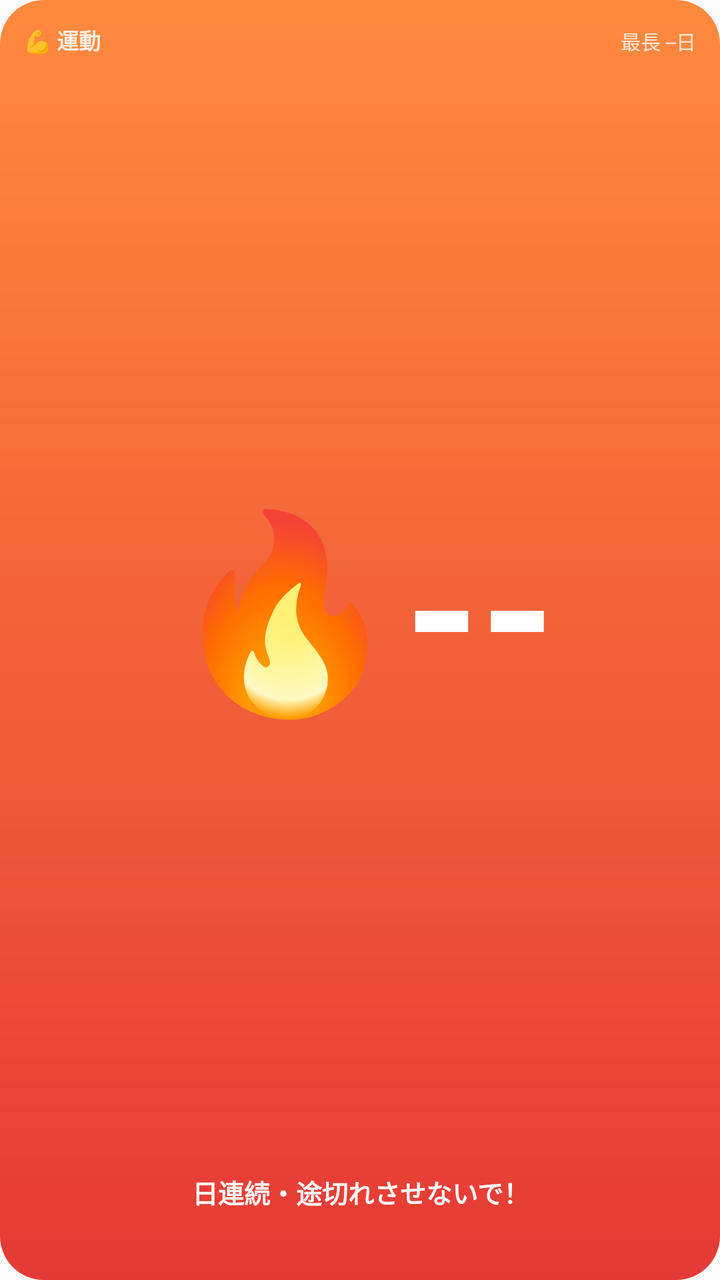
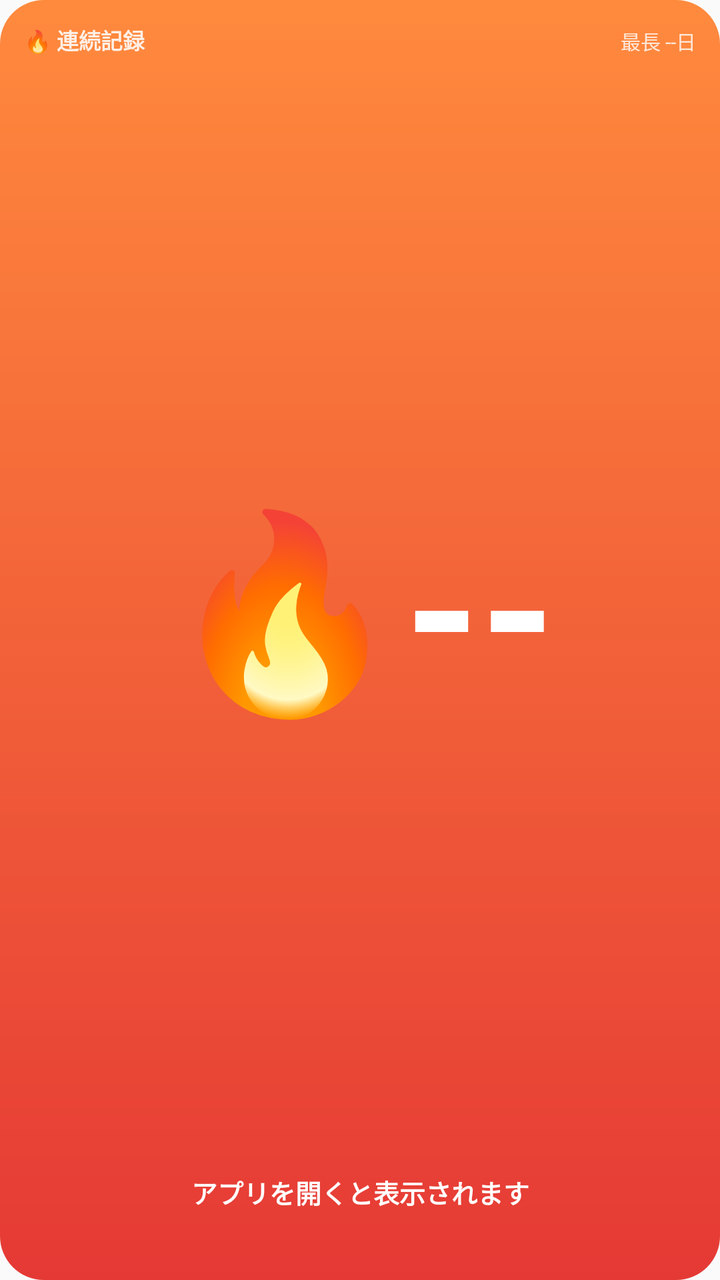

Two renders of the same Android screen: before a commit and after it. Below are the layout's source before the change and the commit's diff.
<!-- AndroidManifest.xml: application theme AppTheme -->
<!-- res/layout/widget_exercise.xml -->
<?xml version="1.0" encoding="utf-8"?>
<LinearLayout
    xmlns:android="http://schemas.android.com/apk/res/android"
    android:id="@+id/ex_root"
    android:layout_width="match_parent"
    android:layout_height="match_parent"
    android:orientation="vertical"
    android:background="@drawable/widget_exercise_bg_pending"
    android:padding="12dp">

    
    <LinearLayout
        android:layout_width="match_parent"
        android:layout_height="wrap_content"
        android:orientation="horizontal">

        <TextView
            android:id="@+id/ex_title"
            android:layout_width="0dp"
            android:layout_height="wrap_content"
            android:layout_weight="1"
            android:text="💪 運動"
            android:textSize="11sp"
            android:textStyle="bold"
            android:textColor="#DDFFFFFF" />

        <TextView
            android:id="@+id/ex_best"
            android:layout_width="wrap_content"
            android:layout_height="wrap_content"
            android:text="最長 --日"
            android:textSize="10sp"
            android:textColor="#CCFFFFFF" />
    </LinearLayout>

    
    <TextView
        android:id="@+id/ex_streak"
        android:layout_width="match_parent"
        android:layout_height="0dp"
        android:layout_weight="1"
        android:text="🔥--"
        android:textStyle="bold"
        android:textColor="#FFFFFF"
        android:gravity="center"
        android:maxLines="1"
        android:includeFontPadding="false"
        android:autoSizeTextType="uniform"
        android:autoSizeMinTextSize="28sp"
        android:autoSizeMaxTextSize="96sp"
        android:autoSizeStepGranularity="2sp" />

    <TextView
        android:id="@+id/ex_status"
        android:layout_width="match_parent"
        android:layout_height="wrap_content"
        android:text="日連続・途切れさせないで！"
        android:textSize="13sp"
        android:textStyle="bold"
        android:textColor="#FFFFFF"
        android:gravity="center"
        android:maxLines="1"
        android:ellipsize="end" />

    
    <LinearLayout
        android:layout_width="match_parent"
        android:layout_height="wrap_content"
        android:orientation="horizontal"
        android:layout_marginTop="6dp">

        <TextView android:id="@+id/ex_day0" style="@style/ExerciseWidgetDay" />
        <TextView android:id="@+id/ex_day1" style="@style/ExerciseWidgetDay" />
        <TextView android:id="@+id/ex_day2" style="@style/ExerciseWidgetDay" />
        <TextView android:id="@+id/ex_day3" style="@style/ExerciseWidgetDay" />
        <TextView android:id="@+id/ex_day4" style="@style/ExerciseWidgetDay" />
        <TextView android:id="@+id/ex_day5" style="@style/ExerciseWidgetDay" />
        <TextView android:id="@+id/ex_day6" style="@style/ExerciseWidgetDay" />
    </LinearLayout>

</LinearLayout>
<!-- resources referenced by this layout -->
<resources>
  <!-- drawable widget_exercise_bg_pending (drawable) -->
  <?xml version="1.0" encoding="utf-8"?>
  <shape xmlns:android="http://schemas.android.com/apk/res/android"
      android:shape="rectangle">
      <gradient
          android:angle="270"
          android:startColor="#FFFF8A3D"
          android:endColor="#FFE53935" />
      <corners android:radius="22dp" />
  </shape>
  <style name="ExerciseWidgetDay">
          <item name="android:layout_width">0dp</item>
          <item name="android:layout_height">wrap_content</item>
          <item name="android:layout_weight">1</item>
          <item name="android:gravity">center</item>
          <item name="android:lines">1</item>
          <item name="android:textSize">12sp</item>
          <item name="android:textColor">#55FFFFFF</item>
      </style>
  <style name="AppTheme" parent="Theme.AppCompat.Light.DarkActionBar">
          
          <item name="colorPrimary">@color/colorPrimary</item>
          <item name="colorPrimaryDark">@color/colorPrimaryDark</item>
          <item name="colorAccent">@color/colorAccent</item>
      </style>
</resources>

<!-- the commit's change to res/layout/widget_exercise.xml (unified diff, before → after) -->
@@ -19,10 +19,12 @@
             android:layout_width="0dp"
             android:layout_height="wrap_content"
             android:layout_weight="1"
-            android:text="💪 運動"
+            android:text="🔥 連続記録"
             android:textSize="11sp"
             android:textStyle="bold"
-            android:textColor="#DDFFFFFF" />
+            android:textColor="#DDFFFFFF"
+            android:maxLines="1"
+            android:ellipsize="end" />
 
         <TextView
             android:id="@+id/ex_best"
@@ -30,7 +32,9 @@
             android:layout_height="wrap_content"
             android:text="最長 --日"
             android:textSize="10sp"
-            android:textColor="#CCFFFFFF" />
+            android:textColor="#CCFFFFFF"
+            android:maxLines="1"
+            android:layout_marginStart="4dp" />
     </LinearLayout>
 
     
@@ -46,7 +50,7 @@
         android:maxLines="1"
         android:includeFontPadding="false"
         android:autoSizeTextType="uniform"
-        android:autoSizeMinTextSize="28sp"
+        android:autoSizeMinTextSize="12sp"
         android:autoSizeMaxTextSize="96sp"
         android:autoSizeStepGranularity="2sp" />
 
@@ -54,7 +58,7 @@
         android:id="@+id/ex_status"
         android:layout_width="match_parent"
         android:layout_height="wrap_content"
-        android:text="日連続・途切れさせないで！"
+        android:text="アプリを開くと表示されます"
         android:textSize="13sp"
         android:textStyle="bold"
         android:textColor="#FFFFFF"
